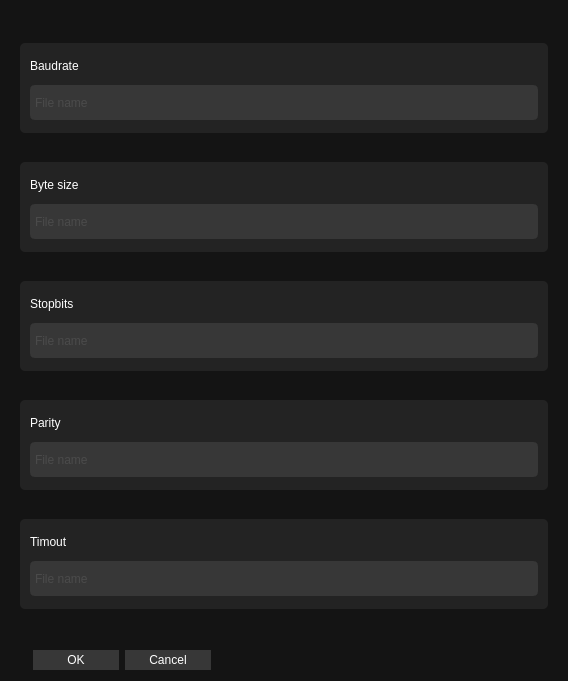
The window that src/ui/connection_info.ui (ligerr13/PE_Spectroradiometer) describes before a commit, drawn with Qt 5.
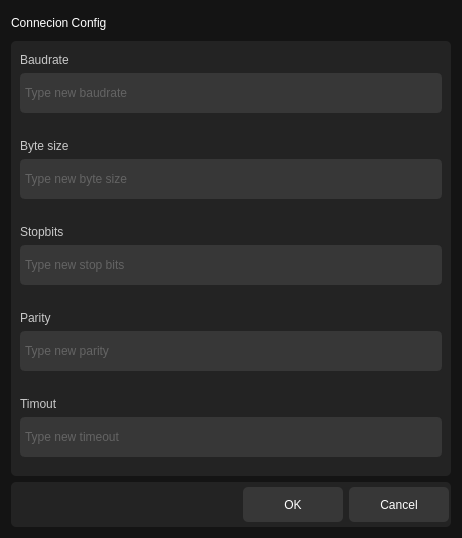
The same window after the commit.

Commit message: couple of things re worked

```diff
--- a/src/ui/connection_info.ui
+++ b/src/ui/connection_info.ui
@@ -6,8 +6,8 @@
    <rect>
     <x>0</x>
     <y>0</y>
-    <width>568</width>
-    <height>681</height>
+    <width>462</width>
+    <height>538</height>
    </rect>
   </property>
   <property name="windowTitle">
@@ -17,13 +17,39 @@
    <string notr="true">background-color: rgb(20, 20, 20); </string>
   </property>
   <layout class="QVBoxLayout" name="verticalLayout">
+   <item>
+    <widget class="QLabel" name="label">
+     <property name="styleSheet">
+      <string notr="true">font: 750 15pt &quot;Segoe UI&quot;;
+color: rgb(255, 255, 255);
+border: 0px;</string>
+     </property>
+     <property name="text">
+      <string>Connecion Config</string>
+     </property>
+    </widget>
+   </item>
    <item>
     <widget class="QWidget" name="widget" native="true">
      <property name="styleSheet">
-      <string notr="true">QWidget {
-border-radius: 5px; }</string>
+      <string notr="true">
+	color:white;
+	border-radius: 5px;
+	background-color: rgb(35, 35, 35);</string>
      </property>
      <layout class="QVBoxLayout" name="verticalLayout_3">
+      <property name="leftMargin">
+       <number>9</number>
+      </property>
+      <property name="topMargin">
+       <number>2</number>
+      </property>
+      <property name="rightMargin">
+       <number>9</number>
+      </property>
+      <property name="bottomMargin">
+       <number>9</number>
+      </property>
       <item>
        <widget class="QWidget" name="widget_4" native="true">
         <property name="maximumSize">
@@ -40,23 +66,42 @@
         </property>
         <property name="styleSheet">
          <string notr="true">color:white;
-border-radius: 5px;
-background-color: rgb(35, 35, 35);</string>
+border-radius: 5px;</string>
         </property>
         <layout class="QGridLayout" name="gridLayout_3">
          <property name="leftMargin">
-          <number>10</number>
+          <number>0</number>
          </property>
          <property name="topMargin">
           <number>10</number>
          </property>
          <property name="rightMargin">
-          <number>10</number>
+          <number>0</number>
          </property>
          <property name="bottomMargin">
           <number>10</number>
          </property>
-         <item row="0" column="0">
+         <item row="1" column="0" colspan="2">
+          <widget class="QLineEdit" name="baudrateQLineEdit">
+           <property name="minimumSize">
+            <size>
+             <width>35</width>
+             <height>40</height>
+            </size>
+           </property>
+           <property name="styleSheet">
+            <string notr="true">border: 0px;
+		font: 700 10pt &quot;Segoe UI&quot;;
+ 		background: rgb(55, 55, 55);
+		border :3px solid rgb(55, 55, 55);
+color: rgb(144, 144, 144)</string>
+           </property>
+           <property name="placeholderText">
+            <string>Type new baudrate</string>
+           </property>
+          </widget>
+         </item>
+         <item row="0" column="0" colspan="2">
           <widget class="QLabel" name="label_3">
            <property name="maximumSize">
             <size>
@@ -65,8 +110,9 @@
             </size>
            </property>
            <property name="styleSheet">
-            <string notr="true">font: 700 11pt &quot;Segoe UI&quot;;
-color: rgb(255, 255, 255);</string>
+            <string notr="true">font: 700 13pt &quot;Segoe UI&quot;;
+color: rgb(200, 200, 200);
+border: 0px;</string>
            </property>
            <property name="frameShape">
             <enum>QFrame::StyledPanel</enum>
@@ -76,26 +122,6 @@
            </property>
           </widget>
          </item>
-         <item row="1" column="0">
-          <widget class="QLineEdit" name="fileName_3">
-           <property name="minimumSize">
-            <size>
-             <width>35</width>
-             <height>35</height>
-            </size>
-           </property>
-           <property name="styleSheet">
-            <string notr="true">border: 0px;
-		font: 700 10pt &quot;Segoe UI&quot;;
- 		background: rgb(55, 55, 55);
-		border :3px solid rgb(55, 55, 55);
-color: rgb(94, 94, 94)</string>
-           </property>
-           <property name="placeholderText">
-            <string>File name</string>
-           </property>
-          </widget>
-         </item>
         </layout>
        </widget>
       </item>
@@ -115,18 +141,17 @@
         </property>
         <property name="styleSheet">
          <string notr="true">color:white;
-border-radius: 5px;
-background-color: rgb(35, 35, 35);</string>
+border-radius: 5px;</string>
         </property>
         <layout class="QGridLayout" name="gridLayout_7">
          <property name="leftMargin">
-          <number>10</number>
+          <number>0</number>
          </property>
          <property name="topMargin">
           <number>10</number>
          </property>
          <property name="rightMargin">
-          <number>10</number>
+          <number>0</number>
          </property>
          <property name="bottomMargin">
           <number>10</number>
@@ -140,8 +165,9 @@
             </size>
            </property>
            <property name="styleSheet">
-            <string notr="true">font: 700 11pt &quot;Segoe UI&quot;;
-color: rgb(255, 255, 255);</string>
+            <string notr="true">font: 700 13pt &quot;Segoe UI&quot;;
+color: rgb(200, 200, 200);
+border: 0px;</string>
            </property>
            <property name="frameShape">
             <enum>QFrame::StyledPanel</enum>
@@ -156,7 +182,7 @@
            <property name="minimumSize">
             <size>
              <width>35</width>
-             <height>35</height>
+             <height>40</height>
             </size>
            </property>
            <property name="styleSheet">
@@ -164,10 +190,10 @@
 		font: 700 10pt &quot;Segoe UI&quot;;
  		background: rgb(55, 55, 55);
 		border :3px solid rgb(55, 55, 55);
-color: rgb(94, 94, 94)</string>
+color: rgb(144, 144, 144)</string>
            </property>
            <property name="placeholderText">
-            <string>File name</string>
+            <string>Type new byte size</string>
            </property>
           </widget>
          </item>
@@ -190,18 +216,17 @@
         </property>
         <property name="styleSheet">
          <string notr="true">color:white;
-border-radius: 5px;
-background-color: rgb(35, 35, 35);</string>
+border-radius: 5px;</string>
         </property>
         <layout class="QGridLayout" name="gridLayout_4">
          <property name="leftMargin">
-          <number>10</number>
+          <number>0</number>
          </property>
          <property name="topMargin">
           <number>10</number>
          </property>
          <property name="rightMargin">
-          <number>10</number>
+          <number>0</number>
          </property>
          <property name="bottomMargin">
           <number>10</number>
@@ -215,8 +240,9 @@
             </size>
            </property>
            <property name="styleSheet">
-            <string notr="true">font: 700 11pt &quot;Segoe UI&quot;;
-color: rgb(255, 255, 255);</string>
+            <string notr="true">font: 700 13pt &quot;Segoe UI&quot;;
+color: rgb(200, 200, 200);
+border: 0px;</string>
            </property>
            <property name="frameShape">
             <enum>QFrame::StyledPanel</enum>
@@ -231,7 +257,7 @@
            <property name="minimumSize">
             <size>
              <width>35</width>
-             <height>35</height>
+             <height>40</height>
             </size>
            </property>
            <property name="styleSheet">
@@ -239,10 +265,10 @@
 		font: 700 10pt &quot;Segoe UI&quot;;
  		background: rgb(55, 55, 55);
 		border :3px solid rgb(55, 55, 55);
-color: rgb(94, 94, 94)</string>
+color: rgb(144, 144, 144)</string>
            </property>
            <property name="placeholderText">
-            <string>File name</string>
+            <string>Type new stop bits</string>
            </property>
           </widget>
          </item>
@@ -265,18 +291,17 @@
         </property>
         <property name="styleSheet">
          <string notr="true">color:white;
-border-radius: 5px;
-background-color: rgb(35, 35, 35);</string>
+border-radius: 5px;</string>
         </property>
         <layout class="QGridLayout" name="gridLayout_6">
          <property name="leftMargin">
-          <number>10</number>
+          <number>0</number>
          </property>
          <property name="topMargin">
           <number>10</number>
          </property>
          <property name="rightMargin">
-          <number>10</number>
+          <number>0</number>
          </property>
          <property name="bottomMargin">
           <number>10</number>
@@ -290,8 +315,9 @@
             </size>
            </property>
            <property name="styleSheet">
-            <string notr="true">font: 700 11pt &quot;Segoe UI&quot;;
-color: rgb(255, 255, 255);</string>
+            <string notr="true">font: 700 13pt &quot;Segoe UI&quot;;
+color: rgb(200, 200, 200);
+border: 0px;</string>
            </property>
            <property name="frameShape">
             <enum>QFrame::StyledPanel</enum>
@@ -306,7 +332,7 @@
            <property name="minimumSize">
             <size>
              <width>35</width>
-             <height>35</height>
+             <height>40</height>
             </size>
            </property>
            <property name="styleSheet">
@@ -314,10 +340,10 @@
 		font: 700 10pt &quot;Segoe UI&quot;;
  		background: rgb(55, 55, 55);
 		border :3px solid rgb(55, 55, 55);
-color: rgb(94, 94, 94)</string>
+color: rgb(144, 144, 144)</string>
            </property>
            <property name="placeholderText">
-            <string>File name</string>
+            <string>Type new parity</string>
            </property>
           </widget>
          </item>
@@ -340,18 +366,17 @@
         </property>
         <property name="styleSheet">
          <string notr="true">color:white;
-border-radius: 5px;
-background-color: rgb(35, 35, 35);</string>
+border-radius: 5px;</string>
         </property>
         <layout class="QGridLayout" name="gridLayout_5">
          <property name="leftMargin">
-          <number>10</number>
+          <number>0</number>
          </property>
          <property name="topMargin">
           <number>10</number>
          </property>
          <property name="rightMargin">
-          <number>10</number>
+          <number>0</number>
          </property>
          <property name="bottomMargin">
           <number>10</number>
@@ -365,8 +390,9 @@
             </size>
            </property>
            <property name="styleSheet">
-            <string notr="true">font: 700 11pt &quot;Segoe UI&quot;;
-color: rgb(255, 255, 255);</string>
+            <string notr="true">font: 700 13pt &quot;Segoe UI&quot;;
+color: rgb(200, 200, 200);
+border: 0px;</string>
            </property>
            <property name="frameShape">
             <enum>QFrame::StyledPanel</enum>
@@ -381,7 +407,7 @@
            <property name="minimumSize">
             <size>
              <width>35</width>
-             <height>35</height>
+             <height>40</height>
             </size>
            </property>
            <property name="styleSheet">
@@ -389,10 +415,10 @@
 		font: 700 10pt &quot;Segoe UI&quot;;
  		background: rgb(55, 55, 55);
 		border :3px solid rgb(55, 55, 55);
-color: rgb(94, 94, 94)</string>
+color: rgb(144, 144, 144)</string>
            </property>
            <property name="placeholderText">
-            <string>File name</string>
+            <string>Type new timeout</string>
            </property>
           </widget>
          </item>
@@ -403,24 +429,66 @@
     </widget>
    </item>
    <item>
-    <widget class="QDialogButtonBox" name="buttonBox">
+    <widget class="QWidget" name="widget_2" native="true">
+     <property name="minimumSize">
+      <size>
+       <width>0</width>
+       <height>45</height>
+      </size>
+     </property>
      <property name="maximumSize">
       <size>
-       <width>200</width>
-       <height>16777215</height>
+       <width>16777215</width>
+       <height>45</height>
       </size>
      </property>
      <property name="cursor">
       <cursorShape>PointingHandCursor</cursorShape>
      </property>
      <property name="styleSheet">
-      <string notr="true">QPushButton {
+      <string notr="true">
+	color:white;
+	border-radius: 5px;
+	background-color: rgb(35, 35, 35);</string>
+     </property>
+     <layout class="QVBoxLayout" name="verticalLayout_2">
+      <property name="leftMargin">
+       <number>2</number>
+      </property>
+      <property name="topMargin">
+       <number>5</number>
+      </property>
+      <property name="rightMargin">
+       <number>2</number>
+      </property>
+      <property name="bottomMargin">
+       <number>5</number>
+      </property>
+      <item>
+       <widget class="QDialogButtonBox" name="buttonBox">
+        <property name="minimumSize">
+         <size>
+          <width>30</width>
+          <height>35</height>
+         </size>
+        </property>
+        <property name="maximumSize">
+         <size>
+          <width>500</width>
+          <height>35</height>
+         </size>
+        </property>
+        <property name="cursor">
+         <cursorShape>PointingHandCursor</cursorShape>
+        </property>
+        <property name="styleSheet">
+         <string notr="true">QPushButton {
 		border: 5px;
 		color:rgb(255, 255, 255);
-		font: 700 10pt &quot;Segoe UI&quot;;
+		font: 700 11pt &quot;Segoe UI&quot;;
  		background: rgb(55, 55, 55);
-		border :3px solid rgb(55, 55, 55);
-		width: 80px;
+		width: 100px;
+		height: 35px;
         }
 QPushButton:hover {
             background: rgb(43, 81, 235);
@@ -435,13 +503,16 @@
 		font: 12pt;
 		color: rgb(100, 100, 100);
 }</string>
-     </property>
-     <property name="orientation">
-      <enum>Qt::Horizontal</enum>
-     </property>
-     <property name="standardButtons">
-      <set>QDialogButtonBox::Cancel|QDialogButtonBox::Ok</set>
-     </property>
+        </property>
+        <property name="orientation">
+         <enum>Qt::Horizontal</enum>
+        </property>
+        <property name="standardButtons">
+         <set>QDialogButtonBox::Cancel|QDialogButtonBox::Ok</set>
+        </property>
+       </widget>
+      </item>
+     </layout>
     </widget>
    </item>
   </layout>
```
Left out of the diff: 46 changed lines with no effect on the pictures. The commit also changes 2 other files.
